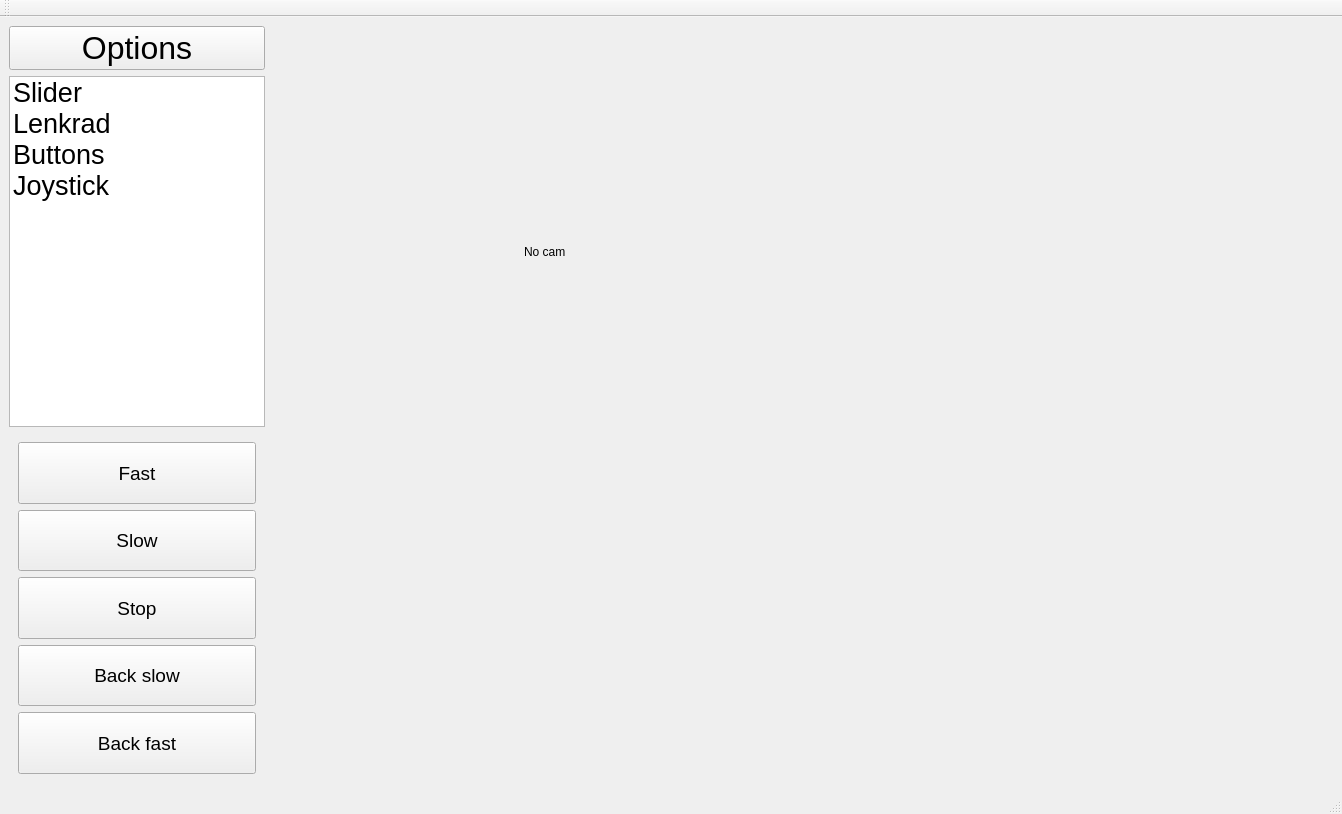
Silberbart007/Bachelorarbeit, file src/test_qt_pkg/ui/mainwindow.ui: the form before one commit.
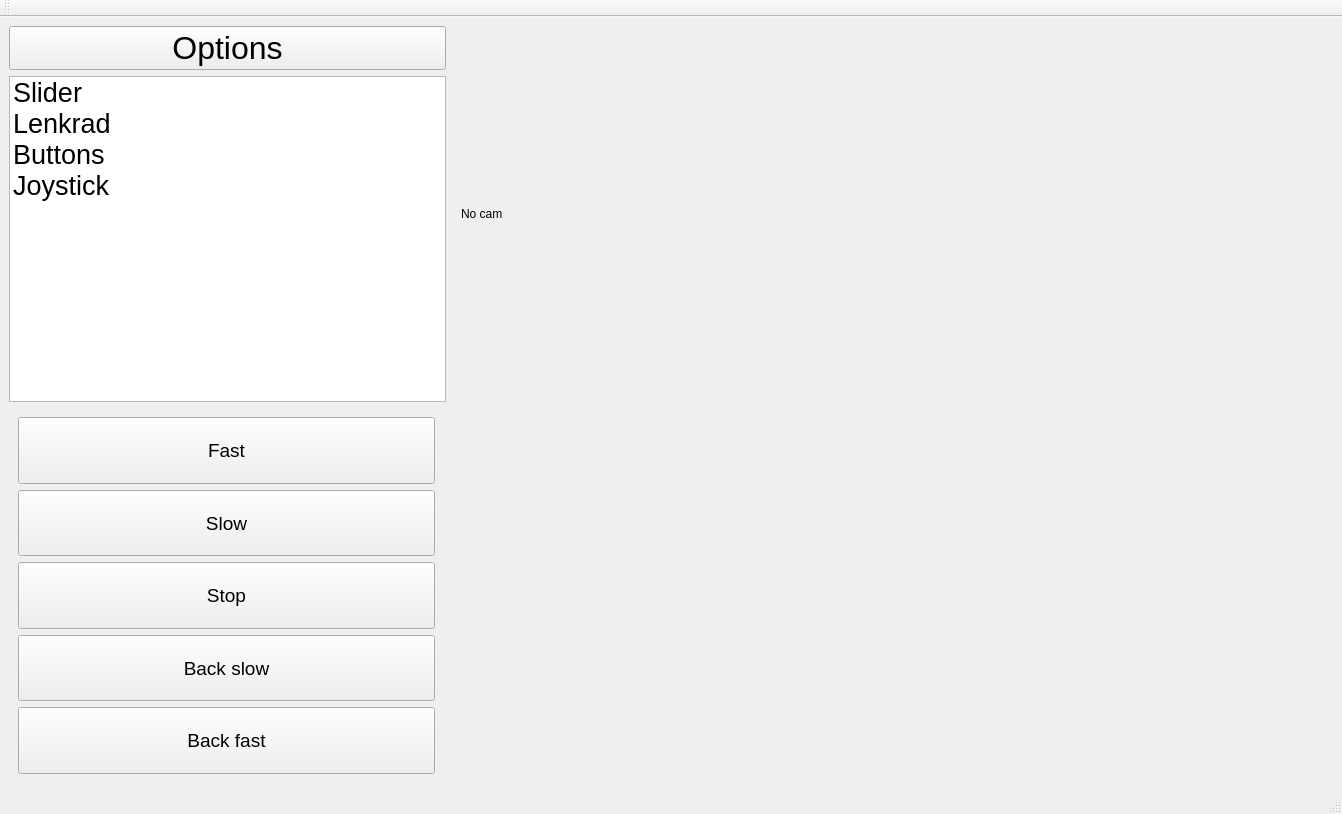
The form after the commit. Custom widgets are drawn as their Qt base class.

Commit message: Layouts verändert von grid zu vertical

Patch:
```diff
--- a/src/test_qt_pkg/ui/mainwindow.ui
+++ b/src/test_qt_pkg/ui/mainwindow.ui
@@ -43,8 +43,8 @@
    </property>
    <property name="minimumSize">
     <size>
-     <width>1342</width>
-     <height>753</height>
+     <width>0</width>
+     <height>0</height>
     </size>
    </property>
    <property name="baseSize">
@@ -53,8 +53,42 @@
      <height>2160</height>
     </size>
    </property>
-   <layout class="QGridLayout" name="gridLayout">
-    <item row="2" column="0">
+   <layout class="QVBoxLayout" name="verticalLayout">
+    <item>
+     <layout class="QHBoxLayout" name="TopLayout">
+      <property name="spacing">
+       <number>6</number>
+      </property>
+      <property name="sizeConstraint">
+       <enum>QLayout::SetMaximumSize</enum>
+      </property>
+      <property name="topMargin">
+       <number>0</number>
+      </property>
+      <item>
+       <layout class="QVBoxLayout" name="ModesLayout">
+        <property name="leftMargin">
+         <number>0</number>
+        </property>
+        <item>
+         <widget class="QPushButton" name="modes_button">
+          <property name="sizePolicy">
+           <sizepolicy hsizetype="Minimum" vsizetype="Minimum">
+            <horstretch>0</horstretch>
+            <verstretch>0</verstretch>
+           </sizepolicy>
+          </property>
+          <property name="font">
+           <font>
+            <pointsize>24</pointsize>
+           </font>
+          </property>
+          <property name="text">
+           <string>Options</string>
+          </property>
+         </widget>
+        </item>
+        <item>
      <widget class="QListWidget" name="mode_list">
       <property name="enabled">
        <bool>true</bool>
@@ -113,7 +147,9 @@
       </item>
      </widget>
     </item>
-    <item row="2" column="6">
+       </layout>
+      </item>
+      <item>
      <widget class="QWidget" name="cam_widget" native="true">
       <property name="sizePolicy">
        <sizepolicy hsizetype="Expanding" vsizetype="Expanding">
@@ -138,7 +174,7 @@
          </property>
          <property name="minimumSize">
           <size>
-           <width>800</width>
+             <width>0</width>
            <height>0</height>
           </size>
          </property>
@@ -150,23 +186,7 @@
       </layout>
      </widget>
     </item>
-    <item row="5" column="5">
-     <widget class="JoystickWidget" name="joysticks" native="true">
-      <property name="sizePolicy">
-       <sizepolicy hsizetype="Expanding" vsizetype="Expanding">
-        <horstretch>0</horstretch>
-        <verstretch>0</verstretch>
-       </sizepolicy>
-      </property>
-      <property name="minimumSize">
-       <size>
-        <width>0</width>
-        <height>0</height>
-       </size>
-      </property>
-     </widget>
-    </item>
-    <item row="2" column="3" colspan="3">
+      <item>
      <widget class="ObstacleMapWidget" name="obstacle_map_widget" native="true">
       <property name="sizePolicy">
        <sizepolicy hsizetype="Expanding" vsizetype="Expanding">
@@ -182,35 +202,17 @@
       </property>
      </widget>
     </item>
-    <item row="5" column="2">
-     <widget class="WheelWidget" name="wheels" native="true">
-      <property name="sizePolicy">
-       <sizepolicy hsizetype="Expanding" vsizetype="Expanding">
-        <horstretch>0</horstretch>
-        <verstretch>0</verstretch>
-       </sizepolicy>
-      </property>
-     </widget>
+     </layout>
     </item>
-    <item row="0" column="0">
-     <widget class="QPushButton" name="modes_button">
-      <property name="sizePolicy">
-       <sizepolicy hsizetype="Minimum" vsizetype="Minimum">
-        <horstretch>0</horstretch>
-        <verstretch>0</verstretch>
-       </sizepolicy>
+    <item>
+     <layout class="QHBoxLayout" name="DownLayout">
+      <property name="sizeConstraint">
+       <enum>QLayout::SetMaximumSize</enum>
       </property>
-      <property name="font">
-       <font>
-        <pointsize>24</pointsize>
-       </font>
+      <property name="topMargin">
+       <number>0</number>
       </property>
-      <property name="text">
-       <string>Options</string>
-      </property>
-     </widget>
-    </item>
-    <item row="5" column="0">
+      <item>
      <widget class="QWidget" name="buttons" native="true">
       <property name="sizePolicy">
        <sizepolicy hsizetype="Preferred" vsizetype="Preferred">
@@ -312,7 +314,7 @@
       </layout>
      </widget>
     </item>
-    <item row="5" column="6">
+      <item>
      <widget class="QWidget" name="sliders" native="true">
       <property name="sizePolicy">
        <sizepolicy hsizetype="Expanding" vsizetype="Expanding">
@@ -322,13 +324,13 @@
       </property>
       <property name="minimumSize">
        <size>
-        <width>500</width>
+          <width>0</width>
         <height>0</height>
        </size>
       </property>
       <property name="maximumSize">
        <size>
-        <width>200</width>
+          <width>16777215</width>
         <height>16777215</height>
        </size>
       </property>
@@ -336,10 +338,13 @@
        <property name="spacing">
         <number>0</number>
        </property>
+         <property name="leftMargin">
+          <number>0</number>
+         </property>
        <property name="rightMargin">
-        <number>9</number>
-       </property>
-       <item>
+          <number>0</number>
+         </property>
+         <item alignment="Qt::AlignRight">
         <widget class="CustomTouchSliderHorizontal" name="rotation_slider" native="true">
          <property name="sizePolicy">
           <sizepolicy hsizetype="Expanding" vsizetype="Expanding">
@@ -349,13 +354,13 @@
          </property>
          <property name="minimumSize">
           <size>
-           <width>300</width>
+             <width>200</width>
            <height>0</height>
           </size>
          </property>
         </widget>
        </item>
-       <item>
+         <item alignment="Qt::AlignLeft">
         <widget class="CustomTouchSliderVertical" name="speed_slider" native="true">
          <property name="sizePolicy">
           <sizepolicy hsizetype="Expanding" vsizetype="Expanding">
@@ -363,16 +368,50 @@
            <verstretch>0</verstretch>
           </sizepolicy>
          </property>
+           <property name="minimumSize">
+            <size>
+             <width>100</width>
+             <height>100</height>
+            </size>
+           </property>
          <property name="maximumSize">
           <size>
            <width>16777215</width>
-           <height>250</height>
+             <height>300</height>
           </size>
          </property>
         </widget>
        </item>
       </layout>
      </widget>
+      </item>
+      <item>
+       <widget class="WheelWidget" name="wheels" native="true">
+        <property name="sizePolicy">
+         <sizepolicy hsizetype="Expanding" vsizetype="Expanding">
+          <horstretch>0</horstretch>
+          <verstretch>0</verstretch>
+         </sizepolicy>
+        </property>
+       </widget>
+      </item>
+      <item alignment="Qt::AlignHCenter|Qt::AlignVCenter">
+       <widget class="JoystickWidget" name="joysticks" native="true">
+        <property name="sizePolicy">
+         <sizepolicy hsizetype="Expanding" vsizetype="Expanding">
+          <horstretch>0</horstretch>
+          <verstretch>0</verstretch>
+         </sizepolicy>
+        </property>
+        <property name="minimumSize">
+         <size>
+          <width>0</width>
+          <height>0</height>
+         </size>
+        </property>
+       </widget>
+      </item>
+     </layout>
     </item>
    </layout>
   </widget>
```
Lines whose indentation alone changed are shown as unchanged.
